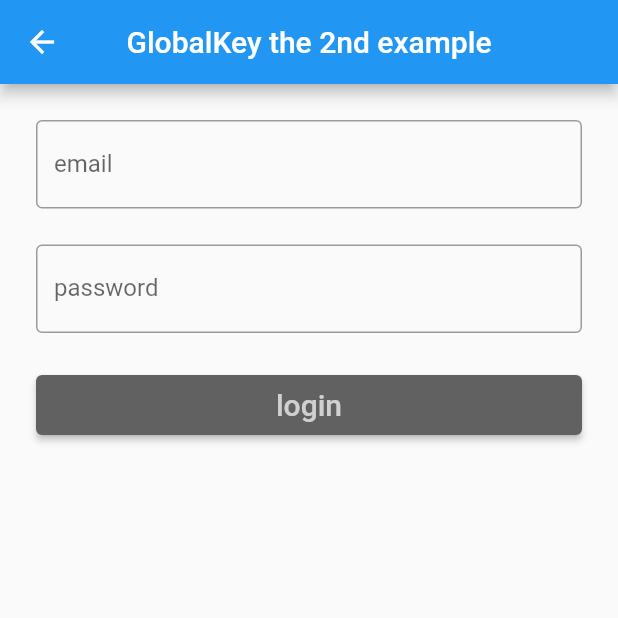
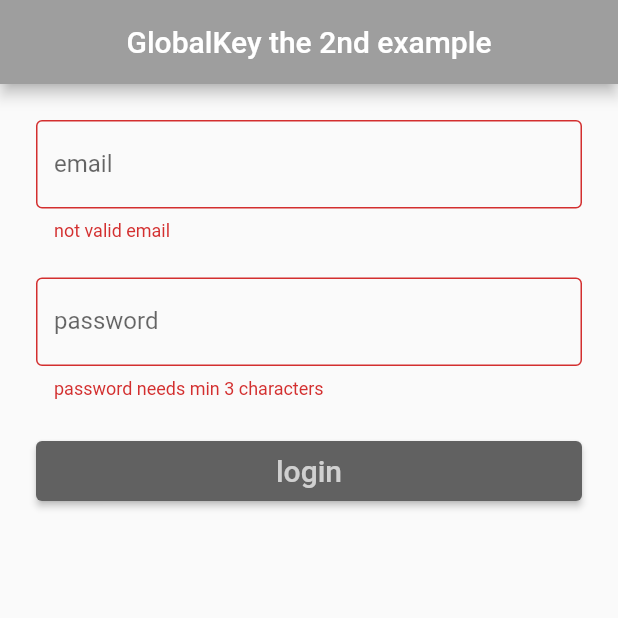
Before and after one commit to codecikoi/global_key, a Flutter app: the SecondExample screen opened directly, after a tap on "login", on a phone screen of 412 x 824 dp, the top half of it. Run offline on Flutter 3.47's test engine with Material 2 defaults, Android fonts, the phone set to English and light mode, and no system bars.

Commit message:
was fixed error

```diff
--- a/lib/examples/second_example.dart
+++ b/lib/examples/second_example.dart
@@ -10,6 +10,8 @@ class SecondExample extends StatefulWidget {
 }
 
 class _SecondExampleState extends State<SecondExample> {
+  final formKey = GlobalKey<FormState>();
+
   bool isSignedIn = false;
   String email = '';
   String password = '';
@@ -17,6 +19,7 @@ class _SecondExampleState extends State<SecondExample> {
   @override
   Widget build(BuildContext context) => Scaffold(
         appBar: AppBar(
+          backgroundColor: Colors.grey[500],
           title: Text('GlobalKey the 2nd example'),
           centerTitle: true,
         ),
@@ -24,7 +27,7 @@ class _SecondExampleState extends State<SecondExample> {
       );
 
   Widget buildLogin() => Form(
-        key: null,
+        key: formKey,
         child: ListView(
           padding: EdgeInsets.all(24.0),
           children: [
@@ -68,10 +71,17 @@ class _SecondExampleState extends State<SecondExample> {
         ),
       );
 
-  void submit() {}
+  void submit() {
+    final form = formKey.currentState!;
+    if (form.validate()) {
+      form.save();
+      print('form valid $email');
+      setState(() => isSignedIn = true);
+    }
+  }
 
   Widget buildHome() => Container(
-        padding: EdgeInsets.all(24.0),
+        padding: EdgeInsets.all(10.0),
         alignment: Alignment.center,
         child: Column(
           mainAxisAlignment: MainAxisAlignment.center,
--- a/lib/main.dart
+++ b/lib/main.dart
@@ -1,4 +1,5 @@
 import 'package:flutter/material.dart';
+import 'package:global_key/examples/second_example.dart';
 
 import 'examples/first_example.dart';
 
@@ -14,7 +15,7 @@ class MyApp extends StatelessWidget {
   Widget build(BuildContext context) {
     return MaterialApp(
       debugShowCheckedModeBanner: false,
-      home: FirstExample(),
+      home: SecondExample(),
     );
   }
 }
```
